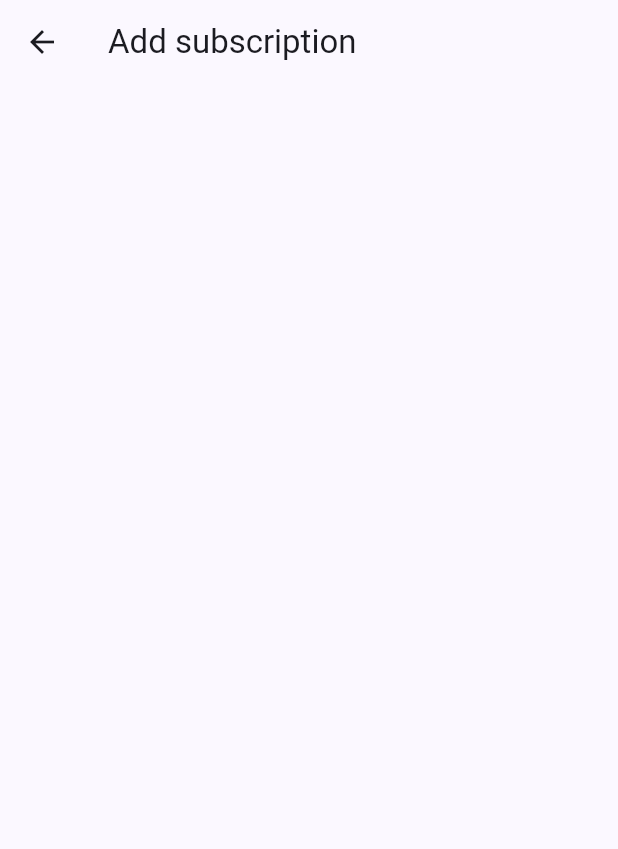
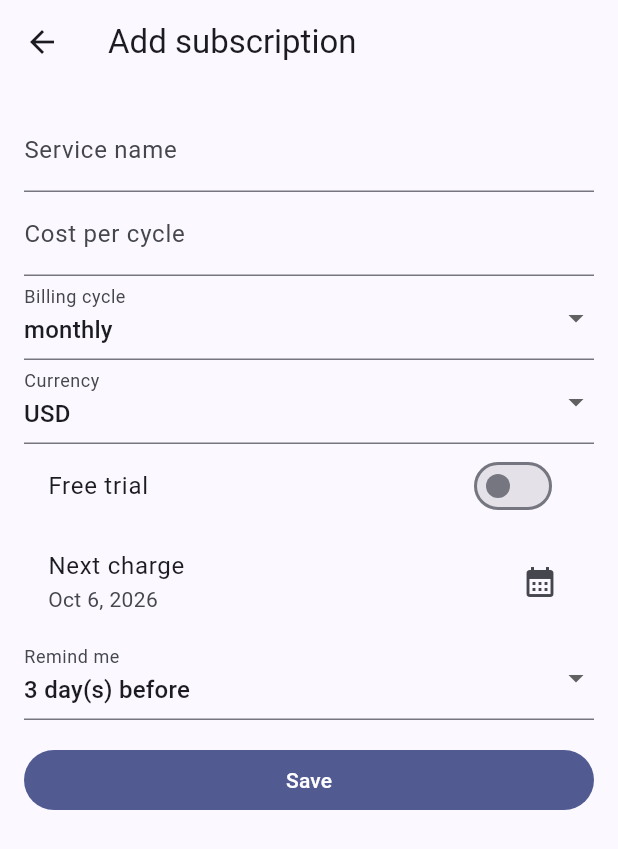
Before and after one commit to 90377Sednaaa/subtracker, a Flutter app: the screen it shows once a user with an empty profile is signed in, after a tap on the "add" icon, on a phone screen of 412 x 824 dp. Shown: the top 849 px of the screen. Run offline on Flutter 3.47's test engine with Material 3 defaults, Android fonts, the phone set to English and light mode, and no system bars; our stand-ins replace cloud_firestore, firebase_auth, firebase_core, flutter_riverpod, go_router, google_sign_in; accounts and stored records are empty.

Commit message:
feat: subscription add/edit form with trial support and paywall gate

```diff
--- a/lib/core/router.dart
+++ b/lib/core/router.dart
@@ -5,6 +5,7 @@ import 'package:subtracker/core/theme.dart';
 import 'package:subtracker/features/auth/logic/auth_controller.dart';
 import 'package:subtracker/features/auth/ui/sign_in_screen.dart';
 import 'package:subtracker/features/subscriptions/ui/dashboard_screen.dart';
+import 'package:subtracker/features/subscriptions/ui/subscription_form_screen.dart';
 
 final routerProvider = Provider<GoRouter>((ref) {
   final refresh = ValueNotifier(0);
@@ -37,9 +38,13 @@ final routerProvider = Provider<GoRouter>((ref) {
       ),
       GoRoute(
         path: '/subs/new',
+        pageBuilder: (_, _) => const NoTransitionPage(
+            child: SubscriptionFormScreen()),
+      ),
+      GoRoute(
+        path: '/paywall',
         pageBuilder: (_, _) => NoTransitionPage(
-          child: Scaffold(
-              appBar: AppBar(title: const Text('Add subscription'))),
+          child: Scaffold(appBar: AppBar(title: const Text('Premium'))),
         ),
       ),
 
--- /dev/null
+++ b/lib/features/subscriptions/ui/subscription_form_screen.dart
@@ -0,0 +1,172 @@
+import 'package:flutter/material.dart';
+import 'package:flutter_riverpod/flutter_riverpod.dart';
+import 'package:go_router/go_router.dart';
+import 'package:intl/intl.dart';
+import 'package:subtracker/features/subscriptions/data/subscription_repository.dart';
+import 'package:subtracker/features/subscriptions/domain/billing_cycle.dart';
+import 'package:subtracker/features/subscriptions/domain/subscription_draft.dart';
+
+class SubscriptionFormScreen extends ConsumerStatefulWidget {
+  const SubscriptionFormScreen({super.key, this.existingId});
+
+  final String? existingId; // null = create
+
+  @override
+  ConsumerState<SubscriptionFormScreen> createState() =>
+      _SubscriptionFormScreenState();
+}
+
+class _SubscriptionFormScreenState
+    extends ConsumerState<SubscriptionFormScreen> {
+  final _formKey = GlobalKey<FormState>();
+  final _name = TextEditingController();
+  final _cost = TextEditingController();
+  BillingCycle _cycle = BillingCycle.monthly;
+  String _currency = 'USD';
+  DateTime _nextCharge = DateTime.now().add(const Duration(days: 30));
+  DateTime? _trialEnds;
+  int _reminderDays = 3;
+
+  @override
+  void dispose() {
+    _name.dispose();
+    _cost.dispose();
+    super.dispose();
+  }
+
+  Future<void> _save() async {
+    if (!(_formKey.currentState?.validate() ?? false)) return;
+    final cost = double.tryParse(_cost.text.trim());
+    if (cost == null) {
+      ScaffoldMessenger.of(context)
+          .showSnackBar(const SnackBar(content: Text('Enter a valid cost')));
+      return;
+    }
+    final draft = SubscriptionDraft(
+      name: _name.text.trim(),
+      cost: cost,
+      currency: _currency,
+      billingCycle: _cycle,
+      // While trialing, the first charge IS the trial end date.
+      nextChargeDate: _trialEnds ?? _nextCharge,
+      trialEndsAt: _trialEnds,
+      reminderDaysBefore: _reminderDays,
+    );
+    try {
+      final repo = ref.read(subscriptionRepositoryProvider);
+      if (widget.existingId == null) {
+        await repo.add(draft);
+      } else {
+        await repo.update(widget.existingId!, draft);
+      }
+      if (mounted) Navigator.of(context).pop();
+    } on LimitReachedException {
+      if (mounted) context.push('/paywall');
+    }
+  }
+
+  @override
+  Widget build(BuildContext context) {
+    final dateFormat = DateFormat.yMMMd();
+    return Scaffold(
+      appBar: AppBar(
+          title: Text(widget.existingId == null
+              ? 'Add subscription'
+              : 'Edit subscription')),
+      body: Form(
+        key: _formKey,
+        child: ListView(
+          padding: const EdgeInsets.all(16),
+          children: [
+            TextFormField(
+              key: const Key('name-field'),
+              controller: _name,
+              decoration: const InputDecoration(labelText: 'Service name'),
+              validator: (v) =>
+                  v == null || v.trim().isEmpty ? 'Enter a name' : null,
+            ),
+            TextFormField(
+              key: const Key('cost-field'),
+              controller: _cost,
+              keyboardType:
+                  const TextInputType.numberWithOptions(decimal: true),
+              decoration: InputDecoration(
+                labelText: 'Cost per cycle',
+                prefixText: '$_currency ',
+              ),
+            ),
+            DropdownButtonFormField<BillingCycle>(
+              key: const Key('cycle-field'),
+              initialValue: _cycle,
+              items: BillingCycle.values
+                  .map((c) => DropdownMenuItem(value: c, child: Text(c.name)))
+                  .toList(),
+              onChanged: (c) => setState(() => _cycle = c ?? _cycle),
+              decoration: const InputDecoration(labelText: 'Billing cycle'),
+            ),
+            DropdownButtonFormField<String>(
+              initialValue: _currency,
+              items: const ['USD', 'EUR', 'GBP', 'PHP', 'JPY']
+                  .map((c) => DropdownMenuItem(value: c, child: Text(c)))
+                  .toList(),
+              onChanged: (c) => setState(() => _currency = c ?? _currency),
+              decoration: const InputDecoration(labelText: 'Currency'),
+            ),
+            SwitchListTile(
+              key: const Key('trial-switch'),
+              value: _trialEnds != null,
+              onChanged: (on) => setState(() => _trialEnds =
+                  on ? DateTime.now().add(const Duration(days: 30)) : null),
+              title: const Text('Free trial'),
+            ),
+            if (_trialEnds != null)
+              ListTile(
+                title: const Text('Trial ends'),
+                subtitle: Text(dateFormat.format(_trialEnds!)),
+                trailing: const Icon(Icons.calendar_month),
+                onTap: () async {
+                  final picked = await showDatePicker(
+                    context: context,
+                    initialDate: _trialEnds!,
+                    firstDate: DateTime.now(),
+                    lastDate: DateTime.now().add(const Duration(days: 365 * 2)),
+                  );
+                  if (picked != null) setState(() => _trialEnds = picked);
+                },
+              )
+            else
+              ListTile(
+                title: const Text('Next charge'),
+                subtitle: Text(dateFormat.format(_nextCharge)),
+                trailing: const Icon(Icons.calendar_month),
+                onTap: () async {
+                  final picked = await showDatePicker(
+                    context: context,
+                    initialDate: _nextCharge,
+                    firstDate: DateTime.now(),
+                    lastDate: DateTime.now().add(const Duration(days: 365 * 5)),
+                  );
+                  if (picked != null) setState(() => _nextCharge = picked);
+                },
+              ),
+            DropdownButtonFormField<int>(
+              initialValue: _reminderDays,
+              items: const [1, 3, 5, 7]
+                  .map((d) => DropdownMenuItem(
+                      value: d, child: Text('$d day(s) before')))
+                  .toList(),
+              onChanged: (d) => setState(() => _reminderDays = d ?? 3),
+              decoration: const InputDecoration(labelText: 'Remind me'),
+            ),
+            const SizedBox(height: 16),
+            FilledButton(
+              key: const Key('save-button'),
+              onPressed: _save,
+              child: const Text('Save'),
+            ),
+          ],
+        ),
+      ),
+    );
+  }
+}
```
Also changed, not shown: 1 other file.
